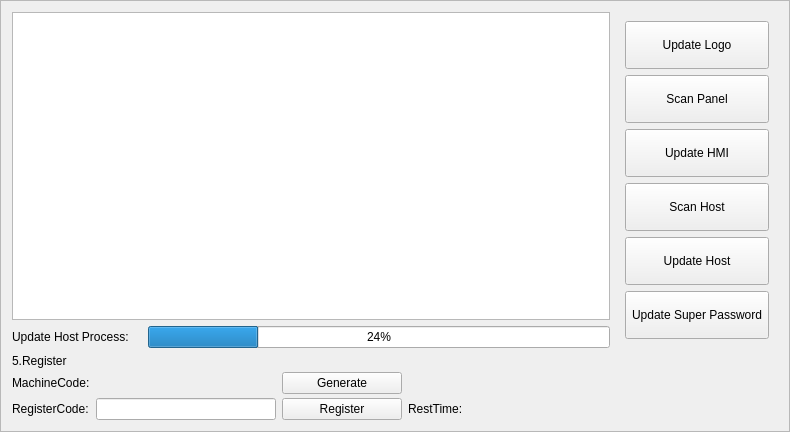
Before: the Qt Designer form hcmaintains/icupdatesystempage.ui in GaussCheng/2-5AxisPunch, drawn with Qt 5.
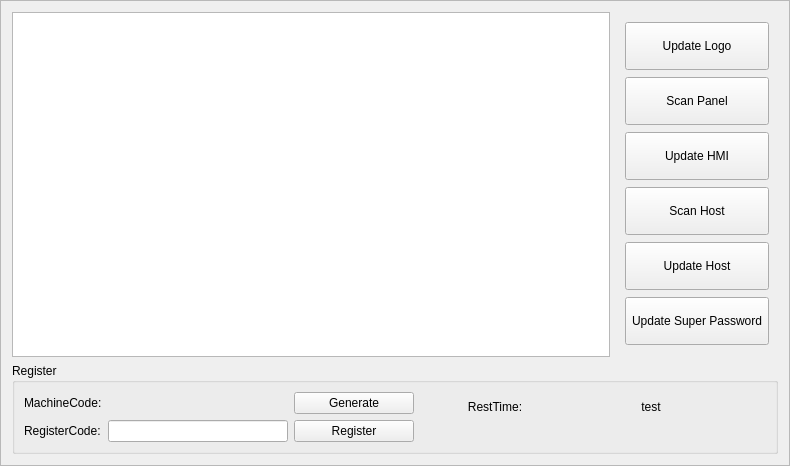
After: the same form once the commit is applied. Custom widgets are drawn as their Qt base class.

Patch:
```diff
--- a/hcmaintains/icupdatesystempage.ui
+++ b/hcmaintains/icupdatesystempage.ui
@@ -7,7 +7,7 @@
     <x>0</x>
     <y>0</y>
     <width>790</width>
-    <height>420</height>
+    <height>466</height>
    </rect>
   </property>
   <property name="sizePolicy">
@@ -33,8 +33,10 @@
   <property name="frameShadow">
    <enum>QFrame::Raised</enum>
   </property>
-  <layout class="QGridLayout" name="gridLayout">
-   <item row="0" column="0" colspan="3">
+  <layout class="QVBoxLayout" name="verticalLayout_2">
+   <item>
+    <layout class="QHBoxLayout" name="horizontalLayout">
+     <item>
     <widget class="ICTableView" name="packetTable">
      <property name="selectionBehavior">
       <enum>QAbstractItemView::SelectRows</enum>
@@ -44,7 +46,7 @@
      </attribute>
     </widget>
    </item>
-   <item row="0" column="3" rowspan="2">
+     <item>
     <widget class="QWidget" name="widget" native="true">
      <layout class="QVBoxLayout" name="verticalLayout">
       <item>
@@ -170,37 +172,17 @@
      </layout>
     </widget>
    </item>
-   <item row="1" column="0">
-    <widget class="QLabel" name="label">
-     <property name="text">
-      <string>Update Host Process:</string>
-     </property>
-    </widget>
+    </layout>
    </item>
-   <item row="1" column="1">
-    <widget class="QLabel" name="statusLabel">
-     <property name="text">
-      <string/>
+   <item>
+    <widget class="QGroupBox" name="groupBox_2">
+     <property name="title">
+      <string>Register</string>
      </property>
-    </widget>
-   </item>
-   <item row="1" column="2">
-    <widget class="QProgressBar" name="copyFilesProgressBar">
-     <property name="value">
-      <number>24</number>
-     </property>
-    </widget>
-   </item>
-   <item row="2" column="0" colspan="4">
-    <widget class="QWidget" name="registerContainer" native="true">
+     <layout class="QHBoxLayout" name="horizontalLayout_2">
+      <item>
      <layout class="QGridLayout" name="gridLayout_2">
-      <property name="verticalSpacing">
-       <number>4</number>
-      </property>
-      <property name="margin">
-       <number>0</number>
-      </property>
-      <item row="1" column="0">
+        <item row="0" column="0">
        <widget class="QLabel" name="label_4">
         <property name="sizePolicy">
          <sizepolicy hsizetype="Fixed" vsizetype="Fixed">
@@ -213,83 +195,45 @@
         </property>
        </widget>
       </item>
-      <item row="2" column="4">
-       <widget class="QLabel" name="restTime">
-        <property name="sizePolicy">
-         <sizepolicy hsizetype="Preferred" vsizetype="Fixed">
-          <horstretch>0</horstretch>
-          <verstretch>0</verstretch>
-         </sizepolicy>
+        <item row="0" column="1">
+         <widget class="QLabel" name="machineCode">
+          <property name="minimumSize">
+           <size>
+            <width>180</width>
+            <height>0</height>
+           </size>
         </property>
         <property name="text">
          <string/>
         </property>
-       </widget>
-      </item>
-      <item row="0" column="0">
-       <widget class="QLabel" name="label_6">
-        <property name="sizePolicy">
-         <sizepolicy hsizetype="Fixed" vsizetype="Fixed">
-          <horstretch>0</horstretch>
-          <verstretch>0</verstretch>
-         </sizepolicy>
-        </property>
-        <property name="text">
-         <string>5.Register</string>
-        </property>
-       </widget>
-      </item>
-      <item row="2" column="3">
-       <widget class="QLabel" name="label_3">
-        <property name="sizePolicy">
-         <sizepolicy hsizetype="Fixed" vsizetype="Fixed">
-          <horstretch>0</horstretch>
-          <verstretch>0</verstretch>
-         </sizepolicy>
-        </property>
+          <property name="alignment">
+           <set>Qt::AlignCenter</set>
+          </property>
+         </widget>
+        </item>
+        <item row="0" column="2">
+         <widget class="QPushButton" name="generateBtn">
         <property name="minimumSize">
          <size>
-          <width>29</width>
+            <width>120</width>
           <height>0</height>
          </size>
         </property>
         <property name="maximumSize">
          <size>
-          <width>84</width>
+            <width>120</width>
           <height>16777215</height>
          </size>
         </property>
-        <property name="layoutDirection">
-         <enum>Qt::RightToLeft</enum>
+          <property name="focusPolicy">
+           <enum>Qt::NoFocus</enum>
         </property>
         <property name="text">
-         <string>RestTime:</string>
+           <string>Generate</string>
         </property>
        </widget>
       </item>
-      <item row="2" column="1">
-       <widget class="ICLineEditWithVirtualNumericKeypad" name="registerCode">
-        <property name="sizePolicy">
-         <sizepolicy hsizetype="Fixed" vsizetype="Fixed">
-          <horstretch>0</horstretch>
-          <verstretch>0</verstretch>
-         </sizepolicy>
-        </property>
-        <property name="minimumSize">
-         <size>
-          <width>180</width>
-          <height>0</height>
-         </size>
-        </property>
-        <property name="maximumSize">
-         <size>
-          <width>180</width>
-          <height>180</height>
-         </size>
-        </property>
-       </widget>
-      </item>
-      <item row="2" column="0">
+        <item row="1" column="0">
        <widget class="QLabel" name="label_5">
         <property name="sizePolicy">
          <sizepolicy hsizetype="Fixed" vsizetype="Fixed">
@@ -302,7 +246,29 @@
         </property>
        </widget>
       </item>
-      <item row="2" column="2">
+        <item row="1" column="1">
+         <widget class="ICLineEditWithVirtualNumericKeypad" name="registerCode">
+          <property name="sizePolicy">
+           <sizepolicy hsizetype="Fixed" vsizetype="Fixed">
+            <horstretch>0</horstretch>
+            <verstretch>0</verstretch>
+           </sizepolicy>
+          </property>
+          <property name="minimumSize">
+           <size>
+            <width>180</width>
+            <height>0</height>
+           </size>
+          </property>
+          <property name="maximumSize">
+           <size>
+            <width>180</width>
+            <height>180</height>
+           </size>
+          </property>
+         </widget>
+        </item>
+        <item row="1" column="2">
        <widget class="QPushButton" name="registerBtn">
         <property name="sizePolicy">
          <sizepolicy hsizetype="Fixed" vsizetype="Fixed">
@@ -327,30 +293,100 @@
         </property>
        </widget>
       </item>
-      <item row="0" column="1">
+       </layout>
+      </item>
+      <item>
+       <layout class="QGridLayout" name="gridLayout">
+        <item row="2" column="0" colspan="2">
        <widget class="QLabel" name="tipLabel">
+          <property name="minimumSize">
+           <size>
+            <width>150</width>
+            <height>0</height>
+           </size>
+          </property>
         <property name="text">
          <string/>
         </property>
-       </widget>
-      </item>
-      <item row="1" column="1">
-       <widget class="QLabel" name="machineCode">
+          <property name="alignment">
+           <set>Qt::AlignCenter</set>
+          </property>
+         </widget>
+        </item>
+        <item row="0" column="1">
+         <widget class="QLabel" name="restTime">
+          <property name="sizePolicy">
+           <sizepolicy hsizetype="Fixed" vsizetype="Fixed">
+            <horstretch>0</horstretch>
+            <verstretch>0</verstretch>
+           </sizepolicy>
+          </property>
+          <property name="minimumSize">
+           <size>
+            <width>150</width>
+            <height>30</height>
+           </size>
+          </property>
+          <property name="maximumSize">
+           <size>
+            <width>150</width>
+            <height>16777215</height>
+           </size>
+          </property>
+          <property name="layoutDirection">
+           <enum>Qt::RightToLeft</enum>
+          </property>
         <property name="text">
-         <string/>
-        </property>
-       </widget>
-      </item>
-      <item row="1" column="2" colspan="3">
-       <widget class="QPushButton" name="generateBtn">
+           <string>test</string>
+          </property>
+          <property name="alignment">
+           <set>Qt::AlignCenter</set>
+          </property>
+         </widget>
+        </item>
+        <item row="0" column="0">
+         <widget class="QLabel" name="label_3">
+          <property name="sizePolicy">
+           <sizepolicy hsizetype="Fixed" vsizetype="Fixed">
+            <horstretch>0</horstretch>
+            <verstretch>0</verstretch>
+           </sizepolicy>
+          </property>
+          <property name="minimumSize">
+           <size>
+            <width>150</width>
+            <height>30</height>
+           </size>
+          </property>
         <property name="maximumSize">
          <size>
-          <width>120</width>
+            <width>150</width>
           <height>16777215</height>
          </size>
         </property>
+          <property name="layoutDirection">
+           <enum>Qt::RightToLeft</enum>
+          </property>
         <property name="text">
-         <string>Generate</string>
+           <string>RestTime:</string>
+          </property>
+          <property name="alignment">
+           <set>Qt::AlignCenter</set>
+          </property>
+         </widget>
+        </item>
+       </layout>
+      </item>
+      <item>
+       <widget class="QLabel" name="statusLabel">
+        <property name="minimumSize">
+         <size>
+          <width>0</width>
+          <height>0</height>
+         </size>
+        </property>
+        <property name="text">
+         <string/>
         </property>
        </widget>
       </item>
```
Left out of the diff: 3 changed lines with no effect on the pictures. Lines whose indentation alone changed are shown as unchanged.
